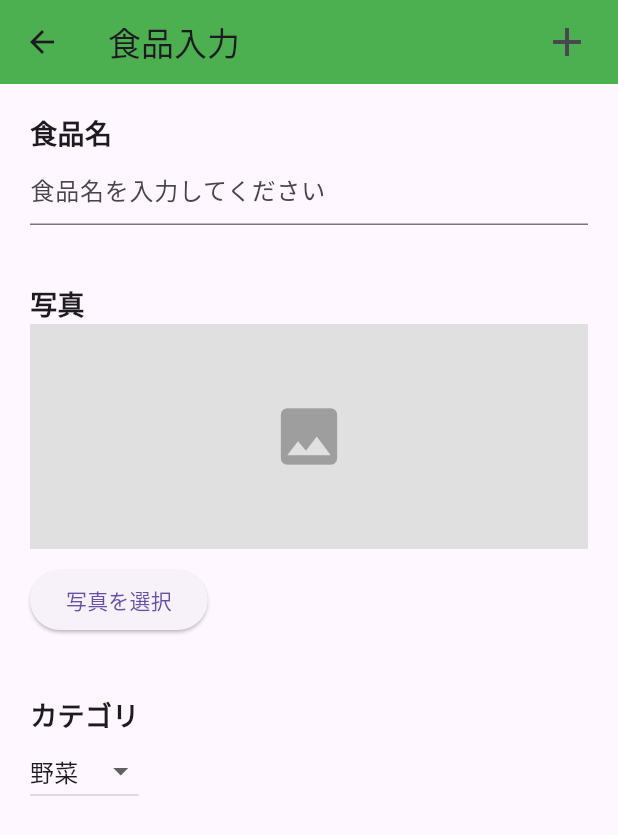
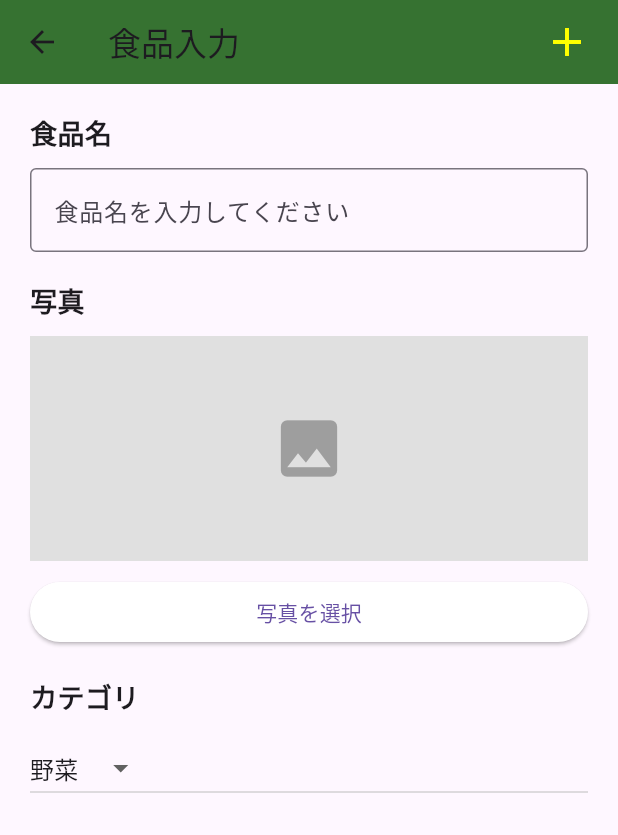
Before and after one commit to motigaeru/sugar, a Flutter app: the FoodEntry screen opened directly, on a phone screen of 412 x 824 dp. Shown: the top 835 px of the screen. Run offline on Flutter 3.47's test engine with Material 3 defaults, Android fonts, the phone set to English and light mode, and no system bars; our stand-ins replace flutter_riverpod, image_picker, pie_chart, shared_preferences, sqflite; accounts and stored records are empty.

Commit message:
UI,UXの改善、どうするか迷った警告ページを食品リストで入れるのを忘れている情報があることを教えてくれるようにした

```diff
--- a/lib/app.dart
+++ b/lib/app.dart
@@ -29,8 +29,8 @@ class MyStatefulWidget extends StatefulWidget {
 class _MyStatefulWidgetState extends State<MyStatefulWidget> {
   static const _screens = [
     HomeScreen(),
+    ProfilePage(),
     warningScreen(),
-    ProfilePage(),
     FoodlistScreen(),
   ];
 
@@ -52,9 +52,9 @@ class _MyStatefulWidgetState extends State<MyStatefulWidget> {
           items: const <BottomNavigationBarItem>[
             BottomNavigationBarItem(icon: Icon(Icons.home), label: 'ホーム'),
             BottomNavigationBarItem(
+                icon: Icon(Icons.person), label: 'プロフィール'),
+            BottomNavigationBarItem(
               icon: Icon(Icons.error), label: '危険リスト', ),
-            BottomNavigationBarItem(
-                icon: Icon(Icons.person), label: 'プロフィール'),
             BottomNavigationBarItem(icon: Icon(Icons.folder), label: 'リスト'),
           ],
           type: BottomNavigationBarType.fixed,
--- a/lib/src/screens/FoodEntry.dart
+++ b/lib/src/screens/FoodEntry.dart
@@ -38,8 +38,11 @@ class _FoodEntryState extends State<FoodEntry> {
   Widget build(BuildContext context) {
     return Scaffold(
       appBar: AppBar(
-        backgroundColor: Colors.green,
-        title: const Text('食品入力'),
+        title: Align(
+          alignment: Alignment.centerLeft,
+          child: const Text('食品入力'),
+        ),
+        backgroundColor: const Color.fromARGB(208, 9, 84, 3),
         actions: [
           Padding(
             padding: const EdgeInsets.symmetric(horizontal: 10.0),
@@ -55,6 +58,7 @@ class _FoodEntryState extends State<FoodEntry> {
               },
               icon: const Icon(Icons.add),
               iconSize: 32.0,
+              color: Colors.yellowAccent, // Brighter color
             ),
           ),
         ],
@@ -64,15 +68,7 @@ class _FoodEntryState extends State<FoodEntry> {
         child: Column(
           crossAxisAlignment: CrossAxisAlignment.stretch,
           children: <Widget>[
-            Padding(
-              padding: const EdgeInsets.only(bottom: 20.0),
-              child: Column(
-                crossAxisAlignment: CrossAxisAlignment.start,
-                children: [
-                  const Text(
-                    '食品名',
-                    style: TextStyle(fontSize: 18.0, fontWeight: FontWeight.bold),
-                  ),
+            _buildSectionTitle('食品名'),
             TextField(
               onChanged: (value) {
                 setState(() {
@@ -81,47 +77,20 @@ class _FoodEntryState extends State<FoodEntry> {
               },
               decoration: const InputDecoration(
                 hintText: '食品名を入力してください',
-                    ),
-                  ),
-                ],
+                border: OutlineInputBorder(),
               ),
             ),
             const SizedBox(height: 20.0),
-            Padding(
-              padding: const EdgeInsets.only(bottom: 20.0),
-              child: Column(
-                crossAxisAlignment: CrossAxisAlignment.start,
-                children: [
-                  const Text(
-                    '写真',
-                    style: TextStyle(fontSize: 18.0, fontWeight: FontWeight.bold),
-                  ),
-                  Container(
-                    height: 150,
-                    color: Colors.grey[300],
-                    alignment: Alignment.center,
-                    child: _imageUrl.isNotEmpty
-                        ? Image.file(File(_imageUrl))
-                        : const Icon(Icons.image, size: 50, color: Colors.grey),
-                  ),
+            _buildSectionTitle('写真'),
+            _buildImagePicker(),
             const SizedBox(height: 10),
             ElevatedButton(
               onPressed: _pickImage,
+              style: ElevatedButton.styleFrom(backgroundColor: const Color.fromARGB(255, 255, 255, 255)),
               child: const Text('写真を選択'),
             ),
-                ],
-              ),
-            ),
             const SizedBox(height: 20.0),
-            Padding(
-              padding: const EdgeInsets.only(bottom: 20.0),
-              child: Column(
-                crossAxisAlignment: CrossAxisAlignment.start,
-                children: [
-                  const Text(
-                    'カテゴリ',
-                    style: TextStyle(fontSize: 18.0, fontWeight: FontWeight.bold),
-                  ),
+            _buildSectionTitle('カテゴリ'),
             DropdownButton<int>(
               value: _selectedCategory,
               items: _dropdownItems,
@@ -134,10 +103,27 @@ class _FoodEntryState extends State<FoodEntry> {
           ],
         ),
       ),
-            SizedBox(height: MediaQuery.of(context).viewInsets.bottom),
-          ],
-        ),
+    );
+  }
+
+  Widget _buildSectionTitle(String title) {
+    return Padding(
+      padding: const EdgeInsets.only(bottom: 10.0),
+      child: Text(
+        title,
+        style: const TextStyle(fontSize: 18.0, fontWeight: FontWeight.bold),
       ),
     );
   }
+
+  Widget _buildImagePicker() {
+    return Container(
+      height: 150,
+      color: Colors.grey[300],
+      alignment: Alignment.center,
+      child: _imageUrl.isNotEmpty
+          ? Image.file(File(_imageUrl))
+          : const Icon(Icons.image, size: 50, color: Colors.grey),
+    );
   }
+}
--- a/lib/src/screens/Profile page.dart
+++ b/lib/src/screens/Profile page.dart
@@ -194,7 +194,7 @@ class _ProfilePageState extends State<ProfilePage> {
           alignment: Alignment.centerLeft,
           child: const Text('プロフィール'),
         ),
-        backgroundColor: Colors.green,
+        backgroundColor: const Color.fromARGB(255, 227, 227, 23),
         actions: [
           if (_isLoggedIn)
             IconButton(
```
Also changed, not shown: lib/src/screens/Foodlist.dart (+18 -14 lines), lib/src/screens/home.dart (+23 -4 lines), lib/src/screens/warning.dart (+43 -4 lines). Lines whose indentation alone changed are shown as unchanged.
